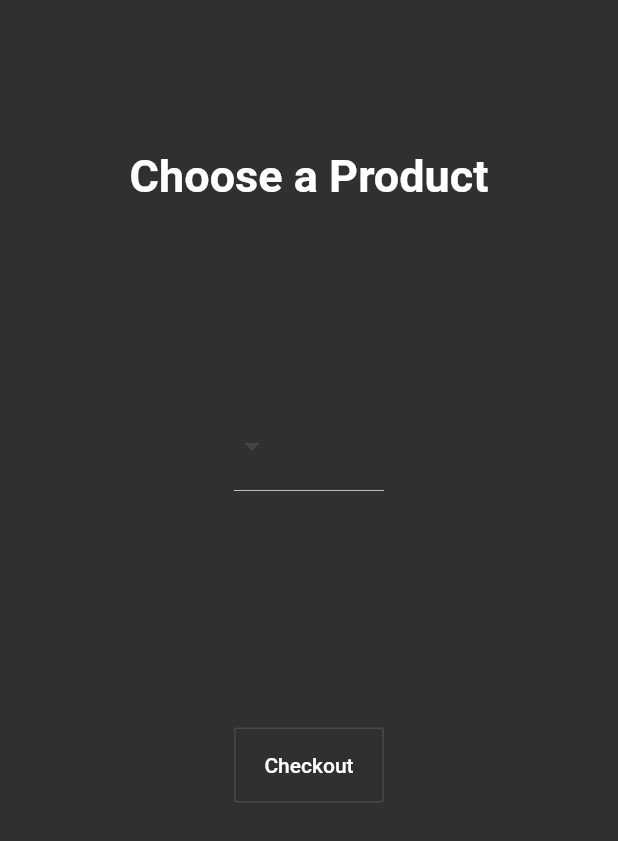
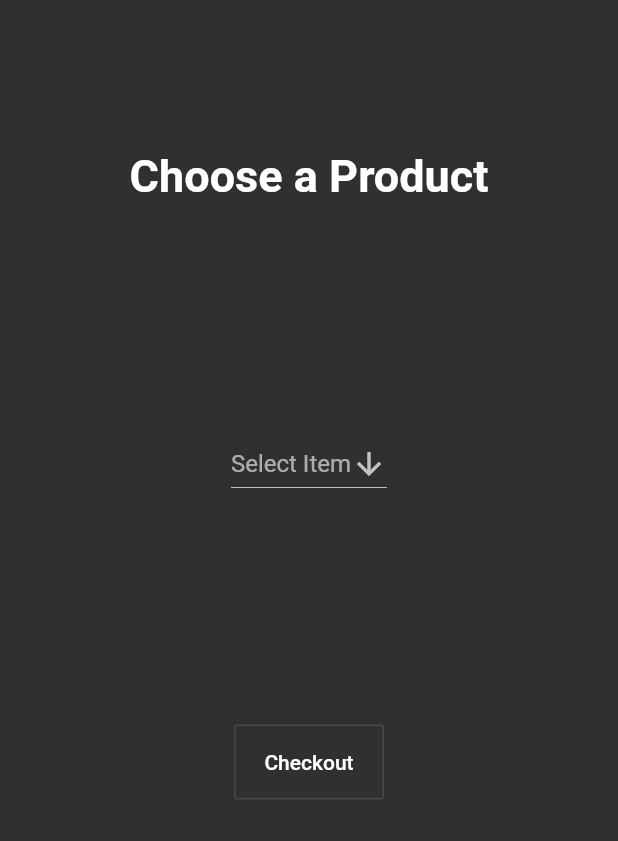
Before and after one commit to satorhho/VerboseUser, a Flutter app: the CreateOrder screen opened directly, on a phone screen of 412 x 824 dp. Shown: the top 841 px of the screen. Run offline on Flutter 3.47's test engine with Material 2 defaults, Android fonts, the phone set to English and light mode, and no system bars; our stand-ins replace firebase_core, firebase_database; accounts and stored records are empty.

Commit message:
CreateOrder class now implements StatefulWidget

```diff
--- a/lib/CreateOrder.dart
+++ b/lib/CreateOrder.dart
@@ -1,8 +1,24 @@
+import 'package:firebase_database/firebase_database.dart';
 import 'package:flutter/cupertino.dart';
 import 'package:flutter/material.dart';
 import 'package:verbose_user/Orders.dart';
 
-class CreateOrder extends StatelessWidget {
+final databaseReference = FirebaseDatabase.instance.reference();
+class CreateOrder extends StatefulWidget {
+  final String title;
+
+  CreateOrder({Key key, this.title}) : super(key: key);
+
+  @override
+  _CreateOrder createState() => _CreateOrder();
+
+}
+
+
+class _CreateOrder extends State<CreateOrder> {
+  String selected;
+  List items = ["Food", "Clothing", "Others"];
+
   @override
   Widget build(BuildContext context) {
     return Scaffold(
@@ -22,10 +38,31 @@ class CreateOrder extends StatelessWidget {
 
           Container(
             margin: const EdgeInsets.only(top: 150),
-            width: 100.0,
-            height: 50.0,
-            child: DropdownButton(), // Update this later
+            child: DropdownButton(
+              hint: Text("Select Item"),
+              icon: Icon(Icons.arrow_downward),
+              value: this.selected,
+              onChanged: (newVal){
+                setState((){
+                  this.selected = newVal;
+                });
+              },
+              items: this.items.map((valueItem){
+                return DropdownMenuItem(
+                  value: valueItem,
+                  child: Text(valueItem),
+                );
+              }).toList(),
+            ),
           ),
+
+          // Expanded(
+          //   child: ListView(
+          //     children: [
+          //
+          //     ],
+          //   ),
+          // ),
 
           Container(
             width: 100.0,
--- a/lib/StockData.dart
+++ b/lib/StockData.dart
@@ -4,4 +4,8 @@ class StockData {
   String description;
 
   StockData({this.stock_id, this.name, this.description});
+
+  factory StockData.fromJson(Map<dynamic, dynamic> parsedJson) {
+    return StockData(stock_id: parsedJson["stock_id"], name: parsedJson["name"], description: parsedJson["description"]);
+  }
 }
```
Also changed, not shown: lib/MakeCallStock.dart (added, +15 -0 lines), lib/StoreStock.dart (+13 -0 lines).
